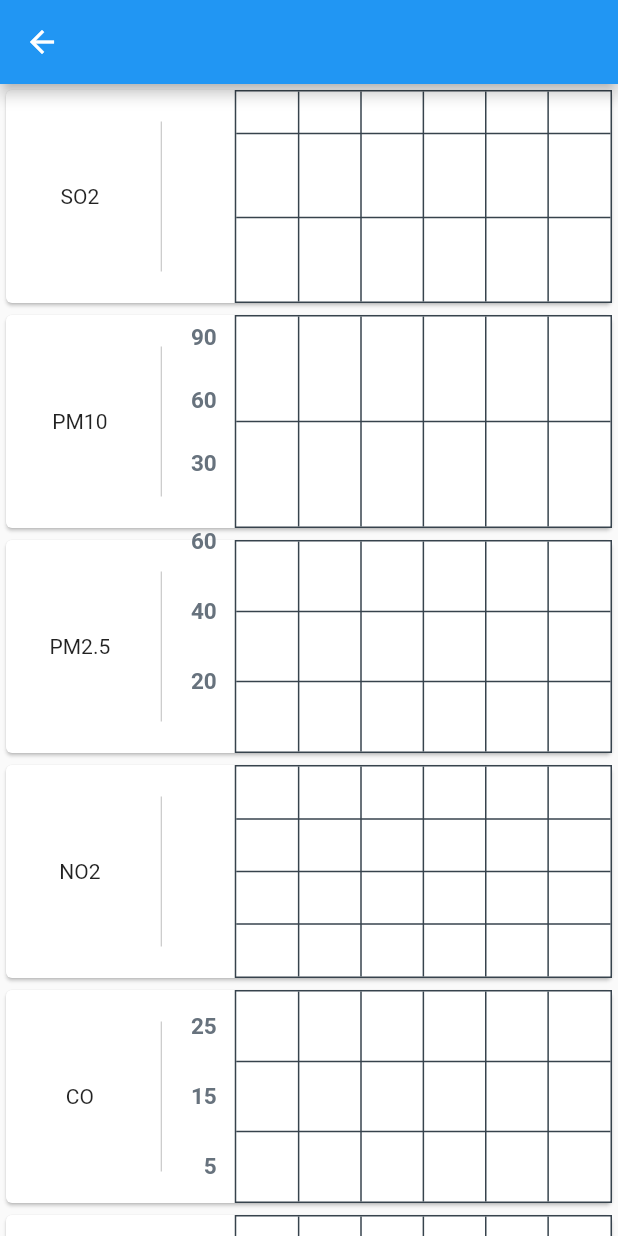
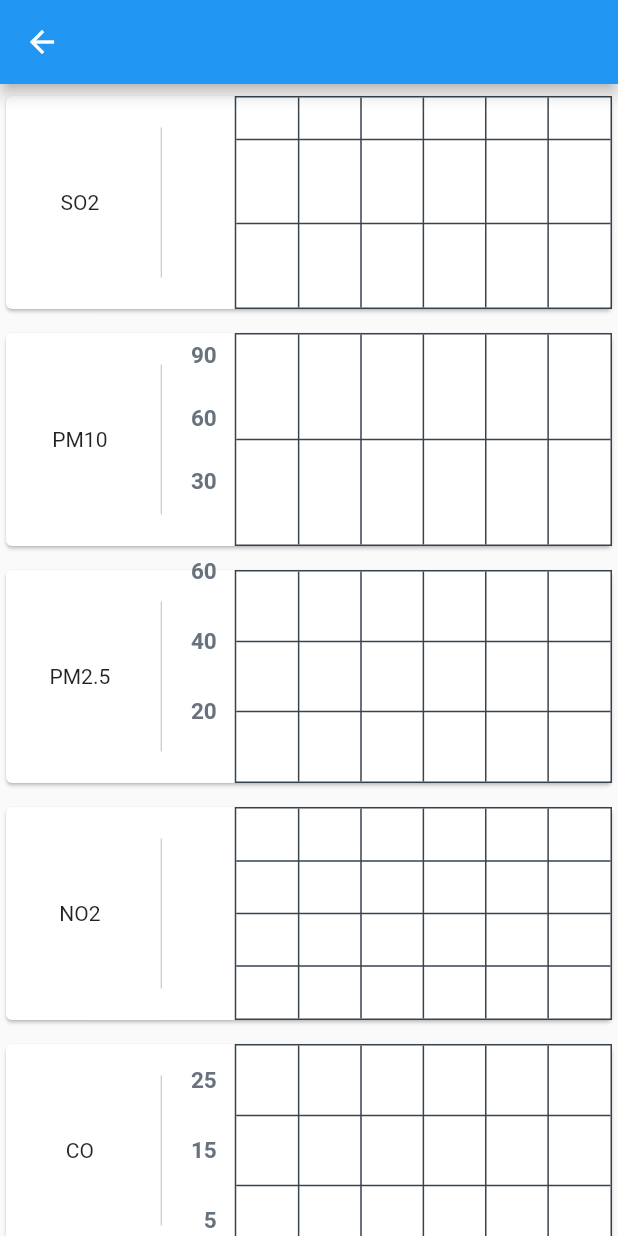
Before and after one commit to Ishchik/aw_quality, a Flutter app: the DetailsScreen screen opened directly with empty values, on a phone screen of 412 x 824 dp. Run offline on Flutter 3.47's test engine with Material 2 defaults, Android fonts, the phone set to English and light mode, and no system bars; drawn by our look-alikes of fl_chart; our stand-ins replace get_it, hive, hive_flutter, shared_preferences; accounts and stored records are empty; network calls fail.

Commit message:
Add paddings

```diff
--- a/lib/src/ui/screens/home/components/aqi_diagram_list.dart
+++ b/lib/src/ui/screens/home/components/aqi_diagram_list.dart
@@ -32,11 +32,14 @@ class AQIDiagramList extends StatelessWidget {
                 ),
               );
             },
-            child: DiagramTile(
-              list: data.map((e) => e.index).toList(),
-              title: data.first.location,
-              maxY: 6,
-              type: DiagramType.aqi,
+            child: Padding(
+              padding: const EdgeInsets.symmetric(vertical: 4.0),
+              child: DiagramTile(
+                list: data.map((e) => e.index).toList(),
+                title: data.first.location,
+                maxY: 6,
+                type: DiagramType.aqi,
+              ),
             ),
           );
         }
--- a/lib/src/ui/screens/home/components/current_locations_list.dart
+++ b/lib/src/ui/screens/home/components/current_locations_list.dart
@@ -17,7 +17,8 @@ class CurrentLocationsList extends StatelessWidget {
       itemBuilder: (_, index) {
         final item = list[index];
 
-        return ConstrainedBox(
+        return Container(
+          padding: const EdgeInsets.symmetric(vertical: 4.0),
           constraints: const BoxConstraints(minHeight: 120.0),
           child: Card(
             child: Row(
--- a/lib/src/ui/screens/home/components/details_screen.dart
+++ b/lib/src/ui/screens/home/components/details_screen.dart
@@ -33,41 +33,59 @@ class DetailsScreen extends StatelessWidget {
       body: SafeArea(
         child: ListView(
           children: [
-            DiagramTile(
+            Padding(
+              padding: const EdgeInsets.symmetric(vertical: 4.0),
+              child: DiagramTile(
                 list: list.map((e) => e.so2).toList(),
                 title: 'SO2',
                 maxY: 500,
                 type: DiagramType.so2,
               ),
-            DiagramTile(
+            ),
+            Padding(
+              padding: const EdgeInsets.symmetric(vertical: 4.0),
+              child: DiagramTile(
                 list: list.map((e) => e.so2).toList(),
                 title: 'PM10',
                 maxY: 100,
                 type: DiagramType.pm10,
               ),
-            DiagramTile(
+            ),
+            Padding(
+              padding: const EdgeInsets.symmetric(vertical: 4.0),
+              child: DiagramTile(
                 list: list.map((e) => e.so2).toList(),
                 title: 'PM2.5',
                 maxY: 60,
                 type: DiagramType.pm2_5,
               ),
-            DiagramTile(
+            ),
+            Padding(
+              padding: const EdgeInsets.symmetric(vertical: 4.0),
+              child: DiagramTile(
                 list: list.map((e) => e.so2).toList(),
                 title: 'NO2',
                 maxY: 400,
                 type: DiagramType.no2,
               ),
-            DiagramTile(
+            ),
+            Padding(
+              padding: const EdgeInsets.symmetric(vertical: 4.0),
+              child: DiagramTile(
                 list: list.map((e) => e.so2).toList(),
                 title: 'CO',
                 maxY: 30,
                 type: DiagramType.co,
               ),
-            DiagramTile(
+            ),
+            Padding(
+              padding: const EdgeInsets.symmetric(vertical: 4.0),
+              child: DiagramTile(
                 list: list.map((e) => e.so2).toList(),
                 title: 'O3',
                 maxY: 240,
                 type: DiagramType.o3,
+              ),
             ),
           ],
         ),
--- a/lib/src/ui/screens/home/home_screen.dart
+++ b/lib/src/ui/screens/home/home_screen.dart
@@ -18,7 +18,7 @@ const pages = <Widget>[
 ];
 
 class _HomeScreenState extends State<HomeScreen> {
-  int index = 2;
+  int index = 0;
 
   @override
   Widget build(BuildContext context) {
```
Lines whose indentation alone changed are shown as unchanged.
